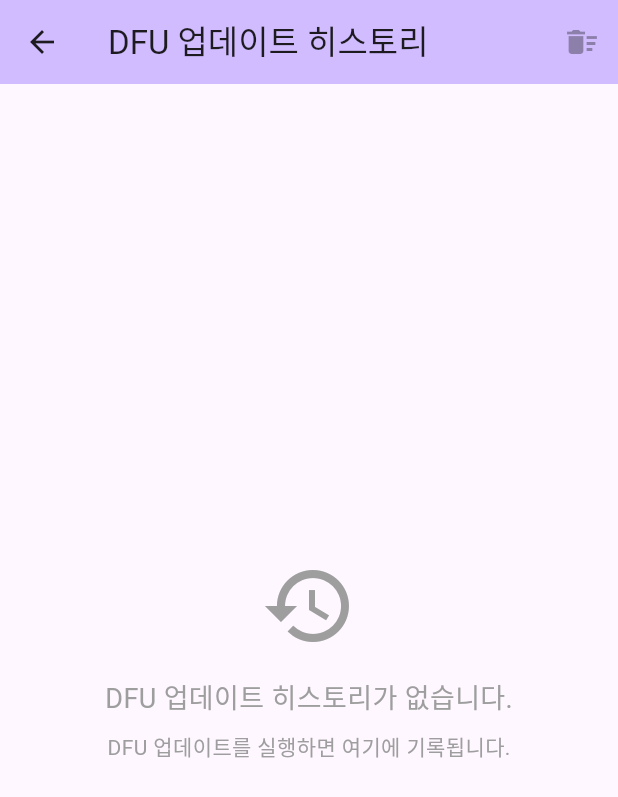
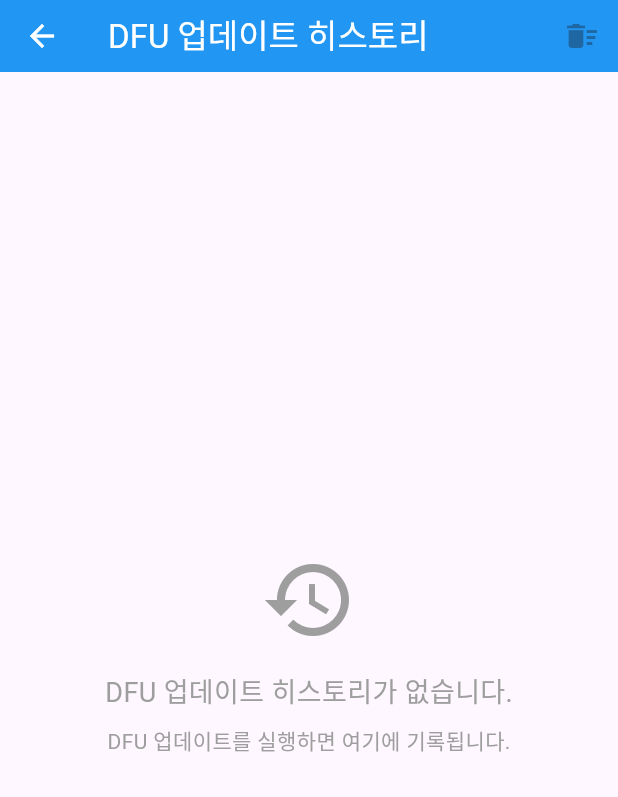
Before and after one commit to gomcode/HiCardi-Auto-BLE_DFU-App, a Flutter app: the screen it shows after launch, after a tap on the "history" icon, on a phone screen of 412 x 824 dp. Shown: the top 797 px of the screen. Run offline on Flutter 3.47's test engine with Material 3 defaults, Android fonts, the phone set to English and light mode, and no system bars; our stand-ins replace file_picker, flutter_blue_plus, permission_handler, shared_preferences; missing offline and left inert: nordic_dfu.

Commit message:
V0.0.2 [fix] DFU 진행률 화면 스크롤 불가 문제 [mod] UI 여백 감소

```diff
--- a/lib/screens/dfu_history_screen.dart
+++ b/lib/screens/dfu_history_screen.dart
@@ -14,8 +14,10 @@ class DfuHistoryScreen extends StatelessWidget {
   Widget build(BuildContext context) {
     return Scaffold(
       appBar: AppBar(
+        toolbarHeight: 48,
         title: const Text('DFU 업데이트 히스토리'),
-        backgroundColor: Theme.of(context).colorScheme.inversePrimary,
+        backgroundColor: Colors.blue,
+        foregroundColor: Colors.white,
         actions: [
           Consumer<HistoryProvider>(
             builder: (context, historyProvider, child) {
--- a/lib/screens/dfu_screen.dart
+++ b/lib/screens/dfu_screen.dart
@@ -23,8 +23,10 @@ class DfuScreen extends StatelessWidget {
 
   PreferredSizeWidget _buildAppBar(BuildContext context) {
     return AppBar(
-      title: const Text(AppConstants.appTitle),
-      backgroundColor: Theme.of(context).colorScheme.inversePrimary,
+      toolbarHeight: 48,
+      title: const Text('HiCardi QuickDFU'),
+      backgroundColor: Colors.blue,
+      foregroundColor: Colors.white,
       actions: [_buildAppBarActions(context)],
       bottom: PreferredSize(
         preferredSize: const Size.fromHeight(60),
@@ -215,6 +217,14 @@ class DfuScreen extends StatelessWidget {
                     ),
                   ),
                 ],
+                const SizedBox(height: 4),
+                const Text(
+                  'V.0.0.2',
+                  style: TextStyle(
+                    fontSize: 10,
+                    color: Colors.grey,
+                  ),
+                ),
               ],
             ),
           ),
```
Also changed, not shown: lib/presentation/widgets/progress_indicator_widget.dart (+23 -56 lines), lib/screens/dfu_progress_screen.dart (+43 -8 lines), 1 other file.
